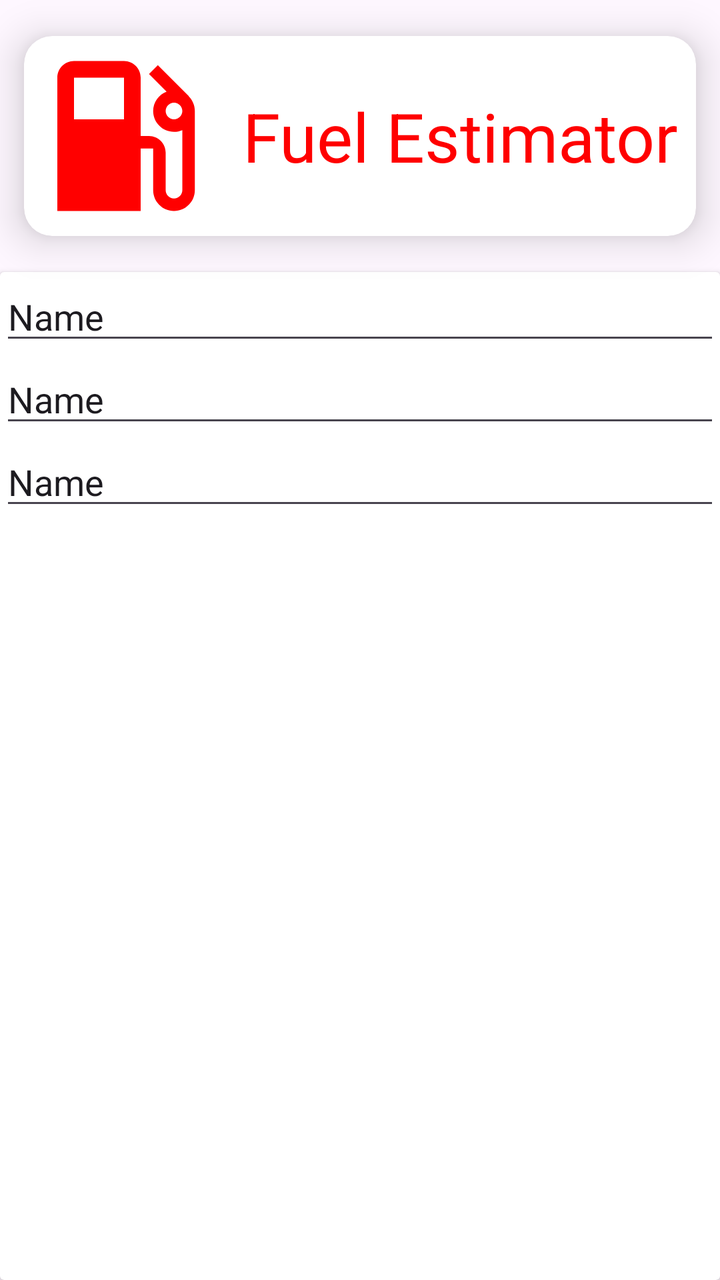
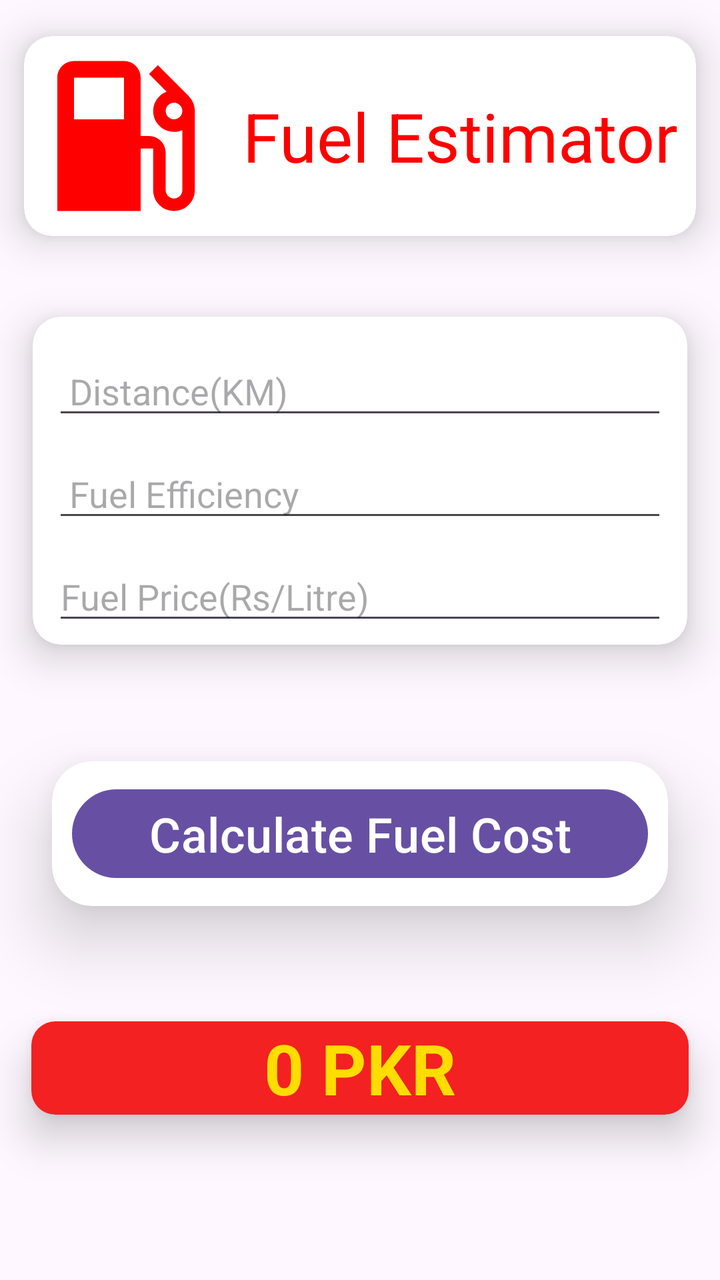

Before-and-after screenshots of an Android layout around one commit, followed by the original layout XML and the change that was made.
<!-- AndroidManifest.xml: application theme Theme.App1 -->
<!-- res/layout/activity_fuel_extimate_app.xml -->
<?xml version="1.0" encoding="utf-8"?>
<LinearLayout xmlns:android="http://schemas.android.com/apk/res/android"
    xmlns:app="http://schemas.android.com/apk/res-auto"
    xmlns:tools="http://schemas.android.com/tools"
    android:id="@+id/main"
    android:layout_width="match_parent"
    android:layout_height="match_parent"
    android:orientation="vertical"
    tools:context=".FuelExtimateApp">

    <androidx.cardview.widget.CardView
        android:layout_width="match_parent"
        android:layout_height="wrap_content"
        app:cardCornerRadius="14dp"
        app:cardElevation="12dp"
        app:cardPreventCornerOverlap="false"
        app:cardUseCompatPadding="true">

        <LinearLayout
            android:layout_width="match_parent"
            android:layout_height="wrap_content"
            android:orientation="horizontal">

            <ImageView
                android:id="@+id/imageView2"
                android:layout_width="wrap_content"
                android:layout_height="100dp"
                android:layout_weight="1"
                app:srcCompat="@drawable/baseline_local_gas_station_24" />

            <TextView
                android:id="@+id/textView3"
                android:layout_width="160dp"
                android:layout_height="100dp"
                android:layout_weight="1"
                android:gravity="center"
                android:text="Fuel Estimator"
                android:textColor="#FF0000"
                android:textSize="34sp" />
        </LinearLayout>
    </androidx.cardview.widget.CardView>

    <androidx.cardview.widget.CardView
        android:layout_width="match_parent"
        android:layout_height="match_parent" >

        <LinearLayout
            android:layout_width="match_parent"
            android:layout_height="match_parent"
            android:orientation="vertical">

            <EditText
                android:id="@+id/editTextText"
                android:layout_width="match_parent"
                android:layout_height="wrap_content"
                android:ems="10"
                android:inputType="text"
                android:text="Name" />

            <EditText
                android:id="@+id/editTextText2"
                android:layout_width="match_parent"
                android:layout_height="wrap_content"
                android:ems="10"
                android:inputType="text"
                android:text="Name" />

            <EditText
                android:id="@+id/editTextText3"
                android:layout_width="match_parent"
                android:layout_height="wrap_content"
                android:ems="10"
                android:inputType="text"
                android:text="Name" />
        </LinearLayout>
    </androidx.cardview.widget.CardView>
</LinearLayout>
<!-- resources referenced by this layout -->
<resources>
  <!-- drawable baseline_local_gas_station_24 (drawable) -->
  <vector xmlns:android="http://schemas.android.com/apk/res/android" android:height="24dp" android:tint="#FF0000" android:viewportHeight="24" android:viewportWidth="24" android:width="24dp">
        
      <path android:fillColor="@android:color/white" android:pathData="M19.77,7.23l0.01,-0.01 -3.72,-3.72L15,4.56l2.11,2.11c-0.94,0.36 -1.61,1.26 -1.61,2.33 0,1.38 1.12,2.5 2.5,2.5 0.36,0 0.69,-0.08 1,-0.21v7.21c0,0.55 -0.45,1 -1,1s-1,-0.45 -1,-1L17,14c0,-1.1 -0.9,-2 -2,-2h-1L14,5c0,-1.1 -0.9,-2 -2,-2L6,3c-1.1,0 -2,0.9 -2,2v16h10v-7.5h1.5v5c0,1.38 1.12,2.5 2.5,2.5s2.5,-1.12 2.5,-2.5L20.5,9c0,-0.69 -0.28,-1.32 -0.73,-1.77zM12,10L6,10L6,5h6v5zM18,10c-0.55,0 -1,-0.45 -1,-1s0.45,-1 1,-1 1,0.45 1,1 -0.45,1 -1,1z"/>
      
  </vector>
  <style name="Theme.App1" parent="Base.Theme.App1" />
  <style name="Base.Theme.App1" parent="Theme.Material3.DayNight.NoActionBar">
          
          
      </style>
</resources>

<!-- the commit's change to res/layout/activity_fuel_extimate_app.xml (unified diff, before → after) -->
@@ -42,36 +42,88 @@
 
     <androidx.cardview.widget.CardView
         android:layout_width="match_parent"
-        android:layout_height="match_parent" >
+        android:layout_height="wrap_content"
+        app:cardCornerRadius="14dp"
+        app:cardElevation="12dp"
+        app:cardUseCompatPadding="true">
 
         <LinearLayout
             android:layout_width="match_parent"
             android:layout_height="match_parent"
+            android:layout_marginLeft="10dp"
+            android:layout_marginTop="5dp"
+            android:layout_marginRight="10dp"
+            android:layout_marginBottom="5dp"
             android:orientation="vertical">
 
             <EditText
-                android:id="@+id/editTextText"
+                android:id="@+id/txtDist"
                 android:layout_width="match_parent"
                 android:layout_height="wrap_content"
-                android:ems="10"
-                android:inputType="text"
-                android:text="Name" />
+                android:layout_marginTop="10dp"
+                android:ems="14"
+                android:hint=" Distance(KM)"
+                android:inputType="text" />
 
             <EditText
-                android:id="@+id/editTextText2"
+                android:id="@+id/txtEffc"
                 android:layout_width="match_parent"
                 android:layout_height="wrap_content"
-                android:ems="10"
-                android:inputType="text"
-                android:text="Name" />
+                android:layout_marginTop="10dp"
+                android:ems="14"
+                android:hint=" Fuel Efficiency"
+                android:inputType="text" />
 
             <EditText
-                android:id="@+id/editTextText3"
+                android:id="@+id/txtPrice"
                 android:layout_width="match_parent"
                 android:layout_height="wrap_content"
-                android:ems="10"
-                android:inputType="text"
-                android:text="Name" />
+                android:layout_marginTop="10dp"
+                android:ems="14"
+                android:hint="Fuel Price(Rs/Litre)"
+                android:inputType="text" />
         </LinearLayout>
     </androidx.cardview.widget.CardView>
+
+    <androidx.cardview.widget.CardView
+        android:layout_width="match_parent"
+        android:layout_height="wrap_content"
+        app:cardCornerRadius="20dp"
+        app:cardElevation="20dp"
+        app:cardUseCompatPadding="true">
+
+        <LinearLayout
+            android:layout_width="match_parent"
+            android:layout_height="match_parent"
+            android:layout_margin="10dp"
+            android:orientation="vertical">
+
+            <Button
+                android:id="@+id/btnCost"
+                android:layout_width="match_parent"
+                android:layout_height="wrap_content"
+                android:text="Calculate Fuel Cost"
+                android:textSize="24sp" />
+
+        </LinearLayout>
+    </androidx.cardview.widget.CardView>
+
+    <androidx.cardview.widget.CardView
+        android:layout_width="match_parent"
+        android:layout_height="wrap_content"
+        app:cardCornerRadius="12dp"
+        app:cardElevation="12dp"
+        app:cardUseCompatPadding="true">
+
+        <TextView
+            android:id="@+id/txtFuelCost"
+            android:layout_width="match_parent"
+            android:layout_height="wrap_content"
+            android:background="#F32121"
+            android:gravity="center"
+            android:text="0 PKR"
+            android:textColor="#FFDD00"
+            android:textSize="35sp"
+            android:textStyle="bold" />
+    </androidx.cardview.widget.CardView>
 </LinearLayout>
